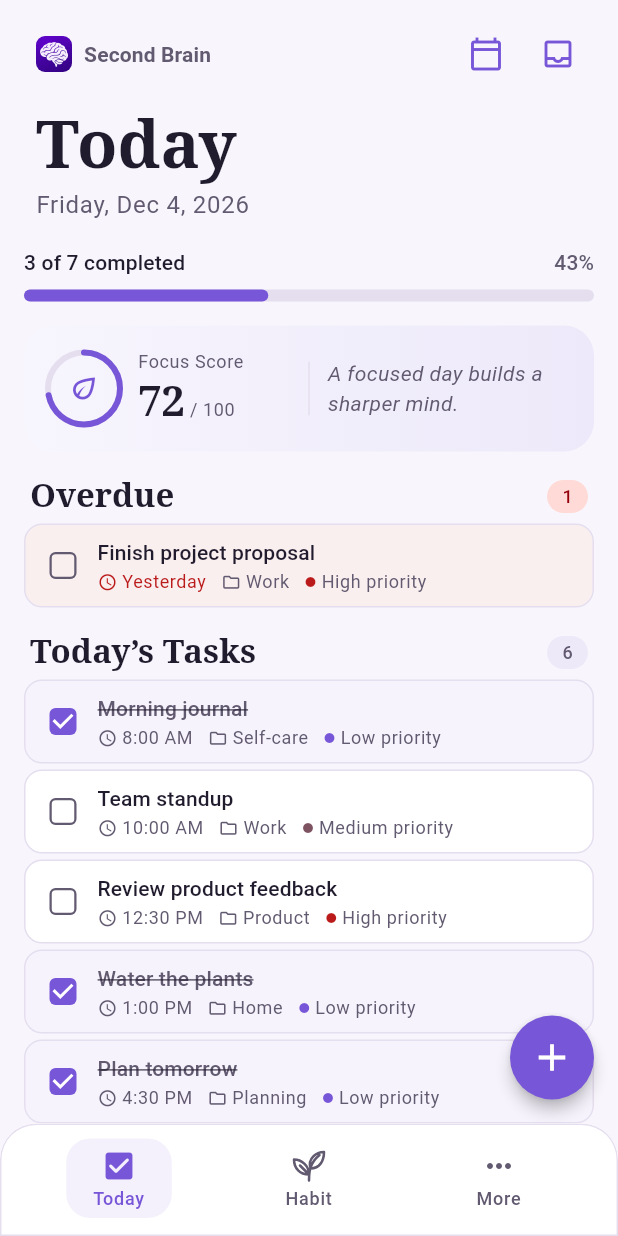
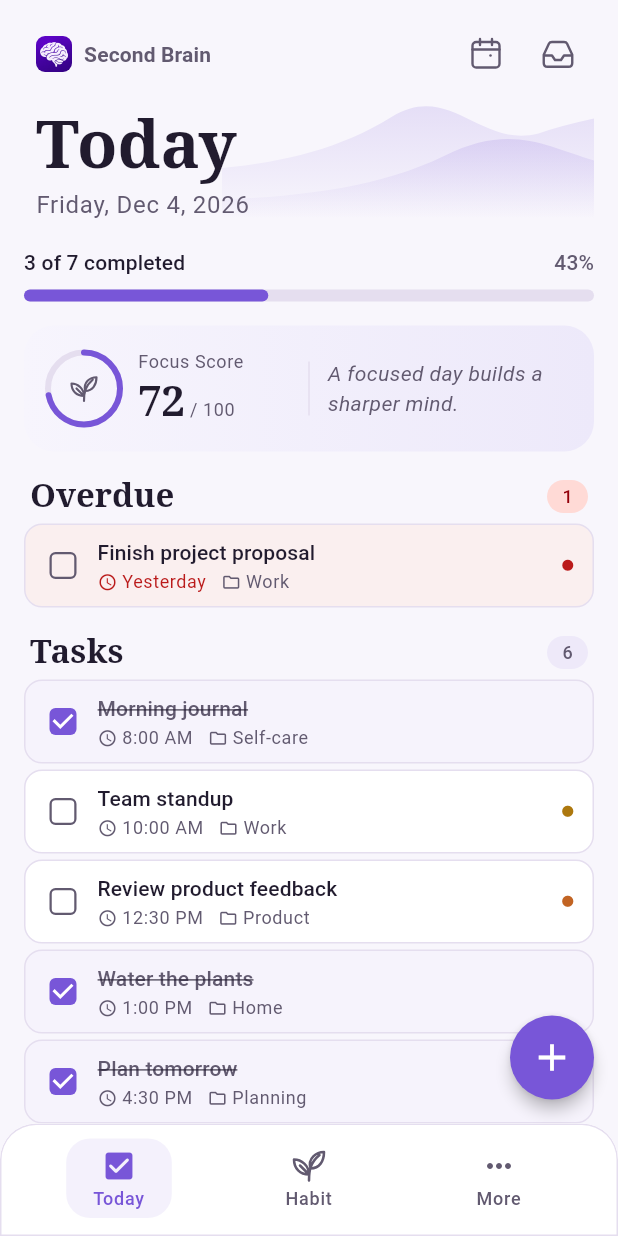
Before and after one commit to YMB01/Second-Brain, a Flutter app: the screen it shows after launch, on a phone screen of 412 x 824 dp. Run offline on Flutter 3.47's test engine with Material 3 defaults, Android fonts, the phone set to English and light mode, and no system bars.

Commit message:
feat: complete refined Today dashboard UI

```diff
--- /dev/null
+++ b/lib/core/widgets/sprout_icon.dart
@@ -0,0 +1,47 @@
+import 'package:flutter/material.dart';
+
+class SproutIcon extends StatelessWidget {
+  const SproutIcon({super.key, required this.color, this.size = 24});
+
+  final Color color;
+  final double size;
+
+  @override
+  Widget build(BuildContext context) =>
+      CustomPaint(size: Size.square(size), painter: _SproutPainter(color));
+}
+
+/// Vector sprout matching the reference without adding an icon dependency.
+class _SproutPainter extends CustomPainter {
+  const _SproutPainter(this.color);
+
+  final Color color;
+
+  @override
+  void paint(Canvas canvas, Size size) {
+    canvas.save();
+    canvas.scale(size.width / 24, size.height / 24);
+    final paint = Paint()
+      ..color = color
+      ..style = PaintingStyle.stroke
+      ..strokeWidth = 1.7
+      ..strokeCap = StrokeCap.round
+      ..strokeJoin = StrokeJoin.round;
+    final path = Path()
+      ..moveTo(12, 22)
+      ..cubicTo(12, 15, 13, 10, 19, 5)
+      ..moveTo(13, 14)
+      ..cubicTo(11, 7, 17, 3, 22, 3)
+      ..cubicTo(22, 9, 19, 14, 13, 14)
+      ..moveTo(12, 18)
+      ..cubicTo(12, 12, 7, 8, 2, 8)
+      ..cubicTo(2, 14, 6, 18, 12, 18)
+      ..moveTo(6, 12)
+      ..lineTo(12, 18);
+    canvas.drawPath(path, paint);
+    canvas.restore();
+  }
+
+  @override
+  bool shouldRepaint(_SproutPainter oldDelegate) => color != oldDelegate.color;
+}
--- a/lib/features/main/main_widget.dart
+++ b/lib/features/main/main_widget.dart
@@ -1,4 +1,6 @@
 import 'package:flutter/material.dart';
+
+import '../../core/widgets/sprout_icon.dart';
 
 class MainBottomNavigation extends StatelessWidget {
   const MainBottomNavigation({
@@ -89,10 +91,7 @@ class _TabButton extends StatelessWidget {
                   mainAxisSize: MainAxisSize.min,
                   children: [
                     if (index == 1)
-                      CustomPaint(
-                        size: const Size(24, 24),
-                        painter: _SproutPainter(foreground),
-                      )
+                      SproutIcon(color: foreground)
                     else
                       Icon(
                         index == 0
@@ -124,38 +123,3 @@ class _TabButton extends StatelessWidget {
     );
   }
 }
-
-/// Vector sprout matching the reference without adding an icon dependency.
-class _SproutPainter extends CustomPainter {
-  const _SproutPainter(this.color);
-
-  final Color color;
-
-  @override
-  void paint(Canvas canvas, Size size) {
-    canvas.save();
-    canvas.scale(size.width / 24, size.height / 24);
-    final paint = Paint()
-      ..color = color
-      ..style = PaintingStyle.stroke
-      ..strokeWidth = 1.7
-      ..strokeCap = StrokeCap.round
-      ..strokeJoin = StrokeJoin.round;
-    final path = Path()
-      ..moveTo(12, 22)
-      ..cubicTo(12, 15, 13, 10, 19, 5)
-      ..moveTo(13, 14)
-      ..cubicTo(11, 7, 17, 3, 22, 3)
-      ..cubicTo(22, 9, 19, 14, 13, 14)
-      ..moveTo(12, 18)
-      ..cubicTo(12, 12, 7, 8, 2, 8)
-      ..cubicTo(2, 14, 6, 18, 12, 18)
-      ..moveTo(6, 12)
-      ..lineTo(12, 18);
-    canvas.drawPath(path, paint);
-    canvas.restore();
-  }
-
-  @override
-  bool shouldRepaint(_SproutPainter oldDelegate) => color != oldDelegate.color;
-}
--- a/lib/features/today/today_page.dart
+++ b/lib/features/today/today_page.dart
@@ -128,7 +128,18 @@ class _TodayPageState extends State<TodayPage> {
   Widget _buildHeader(ThemeData theme, ColorScheme colors, String dateLabel) {
     return Padding(
       padding: const EdgeInsetsDirectional.only(start: 8),
-      child: Column(
+      child: Stack(
+        children: [
+          PositionedDirectional(
+            top: 48,
+            end: 0,
+            width: 248,
+            height: 86,
+            child: IgnorePointer(
+              child: CustomPaint(painter: _HeaderWaves(colors.primary)),
+            ),
+          ),
+          Column(
             crossAxisAlignment: CrossAxisAlignment.start,
             children: [
               Row(
@@ -152,11 +163,8 @@ class _TodayPageState extends State<TodayPage> {
                       ),
                     ),
                   ),
-              _HeaderIcon(
-                icon: Icons.calendar_today_outlined,
-                label: 'Calendar',
-              ),
-              _HeaderIcon(icon: Icons.inbox_outlined, label: 'Inbox'),
+                  const _HeaderIcon(_HeaderGlyph.calendar),
+                  const _HeaderIcon(_HeaderGlyph.inbox),
                 ],
               ),
               const SizedBox(height: 12),
@@ -182,25 +190,134 @@ class _TodayPageState extends State<TodayPage> {
               ),
             ],
           ),
+        ],
+      ),
     );
   }
 }
 
+enum _HeaderGlyph { calendar, inbox }
+
 class _HeaderIcon extends StatelessWidget {
-  const _HeaderIcon({required this.icon, required this.label});
+  const _HeaderIcon(this.glyph);
 
-  final IconData icon;
-  final String label;
+  final _HeaderGlyph glyph;
 
   @override
   Widget build(BuildContext context) => SizedBox.square(
     dimension: 48,
+    child: Semantics(
+      label: glyph == _HeaderGlyph.calendar ? 'Calendar' : 'Inbox',
       child: Center(
-      child: Icon(
-        icon,
-        semanticLabel: label,
-        color: Theme.of(context).colorScheme.primary,
+        child: CustomPaint(
+          size: const Size.square(24),
+          painter: _HeaderIconPainter(
+            glyph,
+            Theme.of(context).colorScheme.onSurfaceVariant,
+          ),
+        ),
       ),
     ),
   );
 }
+
+class _HeaderIconPainter extends CustomPainter {
+  const _HeaderIconPainter(this.glyph, this.color);
+
+  final _HeaderGlyph glyph;
+  final Color color;
+
+  @override
+  void paint(Canvas canvas, Size size) {
+    final stroke = Paint()
+      ..color = color
+      ..style = PaintingStyle.stroke
+      ..strokeWidth = 1.6
+      ..strokeCap = StrokeCap.round
+      ..strokeJoin = StrokeJoin.round;
+    if (glyph == _HeaderGlyph.calendar) {
+      canvas.drawRRect(
+        RRect.fromLTRBR(3, 4, 21, 21, const Radius.circular(2.5)),
+        stroke,
+      );
+      canvas.drawLine(const Offset(3, 9), const Offset(21, 9), stroke);
+      canvas.drawLine(const Offset(8, 2), const Offset(8, 6), stroke);
+      canvas.drawLine(const Offset(16, 2), const Offset(16, 6), stroke);
+      canvas.drawCircle(const Offset(15, 13), 0.85, Paint()..color = color);
+    } else {
+      final tray = Path()
+        ..moveTo(2.5, 12.5)
+        ..lineTo(6, 5)
+        ..quadraticBezierTo(6.5, 4, 8, 4)
+        ..lineTo(16, 4)
+        ..quadraticBezierTo(17.5, 4, 18, 5)
+        ..lineTo(21.5, 12.5)
+        ..lineTo(21.5, 18)
+        ..quadraticBezierTo(21.5, 20.5, 19, 20.5)
+        ..lineTo(5, 20.5)
+        ..quadraticBezierTo(2.5, 20.5, 2.5, 18)
+        ..close()
+        ..moveTo(2.5, 13)
+        ..lineTo(8, 13)
+        ..lineTo(10, 16)
+        ..lineTo(14, 16)
+        ..lineTo(16, 13)
+        ..lineTo(21.5, 13);
+      canvas.drawPath(tray, stroke);
+    }
+  }
+
+  @override
+  bool shouldRepaint(_HeaderIconPainter oldDelegate) =>
+      glyph != oldDelegate.glyph || color != oldDelegate.color;
+}
+
+class _HeaderWaves extends CustomPainter {
+  const _HeaderWaves(this.color);
+
+  final Color color;
+
+  @override
+  void paint(Canvas canvas, Size size) {
+    canvas.save();
+    canvas.scale(size.width / 248, size.height / 86);
+    final back = Path()
+      ..moveTo(0, 52)
+      ..cubicTo(42, 48, 79, 39, 113, 18)
+      ..cubicTo(152, -6, 172, 39, 211, 29)
+      ..quadraticBezierTo(225, 24, 248, 19)
+      ..lineTo(248, 86)
+      ..lineTo(0, 86)
+      ..close();
+    final front = Path()
+      ..moveTo(0, 73)
+      ..cubicTo(56, 71, 107, 64, 148, 44)
+      ..cubicTo(192, 22, 215, 37, 248, 47)
+      ..lineTo(248, 86)
+      ..lineTo(0, 86)
+      ..close();
+    final bounds = const Rect.fromLTWH(0, 0, 248, 86);
+    canvas.drawPath(
+      back,
+      Paint()
+        ..shader = LinearGradient(
+          begin: Alignment.topCenter,
+          end: Alignment.bottomCenter,
+          colors: [color.withValues(alpha: 0.17), color.withValues(alpha: 0)],
+        ).createShader(bounds),
+    );
+    canvas.drawPath(
+      front,
+      Paint()
+        ..shader = LinearGradient(
+          begin: Alignment.topCenter,
+          end: Alignment.bottomCenter,
+          colors: [color.withValues(alpha: 0.24), color.withValues(alpha: 0)],
+        ).createShader(bounds),
+    );
+    canvas.restore();
+  }
+
+  @override
+  bool shouldRepaint(_HeaderWaves oldDelegate) => color != oldDelegate.color;
+}
--- a/lib/features/today/today_widget.dart
+++ b/lib/features/today/today_widget.dart
@@ -1,4 +1,6 @@
 import 'package:flutter/material.dart';
+
+import '../../core/widgets/sprout_icon.dart';
 
 typedef _SampleTask = ({
   String title,
@@ -79,9 +81,9 @@ class TodayDashboard extends StatelessWidget {
         const SizedBox(height: 16),
         _TaskSection(title: 'Overdue', tasks: _overdue, overdue: true),
         const SizedBox(height: 16),
-        _TaskSection(title: 'Today’s Tasks', tasks: _today),
+        _TaskSection(title: 'Tasks', tasks: _today),
         const SizedBox(height: 16),
-        const _SectionHeading(title: 'Today Habits', count: 2),
+        const _SectionHeading(title: 'Habits', count: 2),
         const SizedBox(height: 8),
         const _HabitTile(
           title: 'Drink a glass of water',
@@ -171,7 +173,9 @@ class _FocusCard extends StatelessWidget {
                   backgroundColor: colors.outlineVariant,
                   color: colors.primary,
                 ),
-                Icon(Icons.eco_outlined, color: colors.primary, size: 22),
+                Center(
+                  child: SproutIcon(color: colors.onSurfaceVariant, size: 20),
+                ),
               ],
             ),
           ),
@@ -354,10 +358,12 @@ class _TaskTile extends StatelessWidget {
   Widget build(BuildContext context) {
     final theme = Theme.of(context);
     final colors = theme.colorScheme;
-    final priorityColor = switch (task.priority) {
-      'High' => colors.error,
-      'Medium' => colors.tertiary,
-      _ => colors.primary,
+    final dark = theme.brightness == Brightness.dark;
+    final priorityColor = switch ((overdue, task.priority)) {
+      (true, _) => colors.error,
+      (_, 'High') => dark ? const Color(0xFFFFAE70) : const Color(0xFFC26423),
+      (_, 'Medium') => dark ? const Color(0xFFF4CD73) : const Color(0xFFAD780E),
+      _ => dark ? const Color(0xFF8CCB91) : const Color(0xFF438447),
     };
     return _DashboardTile(
       tint: overdue ? colors.error : (task.done ? colors.primary : null),
@@ -378,6 +384,14 @@ class _TaskTile extends StatelessWidget {
       ),
       title: task.title,
       completed: task.done,
+      trailing: task.done
+          ? null
+          : Icon(
+              Icons.circle,
+              size: 9,
+              color: priorityColor,
+              semanticLabel: '${task.priority} priority',
+            ),
       details: [
         _TileDetail(
           icon: Icons.schedule_outlined,
@@ -385,11 +399,6 @@ class _TaskTile extends StatelessWidget {
           color: overdue ? colors.error : colors.onSurfaceVariant,
         ),
         _TileDetail(icon: Icons.folder_outlined, label: task.category),
-        _TileDetail(
-          icon: Icons.circle,
-          label: '${task.priority} priority',
-          iconColor: priorityColor,
-        ),
       ],
     );
   }
@@ -424,6 +433,7 @@ class _DashboardTile extends StatelessWidget {
     required this.details,
     this.completed = false,
     this.tint,
+    this.trailing,
   });
 
   final Widget leading;
@@ -431,6 +441,7 @@ class _DashboardTile extends StatelessWidget {
   final List<Widget> details;
   final bool completed;
   final Color? tint;
+  final Widget? trailing;
 
   @override
   Widget build(BuildContext context) {
@@ -468,6 +479,10 @@ class _DashboardTile extends StatelessWidget {
               ],
             ),
           ),
+          if (trailing case final indicator?) ...[
+            const SizedBox(width: 10),
+            indicator,
+          ],
         ],
       ),
     );
@@ -475,17 +490,11 @@ class _DashboardTile extends StatelessWidget {
 }
 
 class _TileDetail extends StatelessWidget {
-  const _TileDetail({
-    required this.icon,
-    required this.label,
-    this.color,
-    this.iconColor,
-  });
+  const _TileDetail({required this.icon, required this.label, this.color});
 
   final IconData icon;
   final String label;
   final Color? color;
-  final Color? iconColor;
 
   @override
   Widget build(BuildContext context) {
@@ -496,11 +505,7 @@ class _TileDetail extends StatelessWidget {
         children: [
           WidgetSpan(
             alignment: PlaceholderAlignment.middle,
-            child: Icon(
-              icon,
-              size: icon == Icons.circle ? 8 : 13,
-              color: iconColor ?? foreground,
-            ),
+            child: Icon(icon, size: 13, color: foreground),
           ),
           TextSpan(text: ' $label'),
         ],
--- a/lib/main.dart
+++ b/lib/main.dart
@@ -8,7 +8,9 @@ void main() {
 }
 
 class MyApp extends StatelessWidget {
-  const MyApp({super.key});
+  const MyApp({super.key, this.themeMode = ThemeMode.light});
+
+  final ThemeMode themeMode;
 
   @override
   Widget build(BuildContext context) {
@@ -16,7 +18,7 @@ class MyApp extends StatelessWidget {
       title: 'Second Brain',
       theme: AppTheme.light,
       darkTheme: AppTheme.dark,
-      themeMode: ThemeMode.system,
+      themeMode: themeMode,
       home: const MainPage(),
     );
   }
```
Also changed, not shown: 3 other files. Lines whose indentation alone changed are shown as unchanged.
